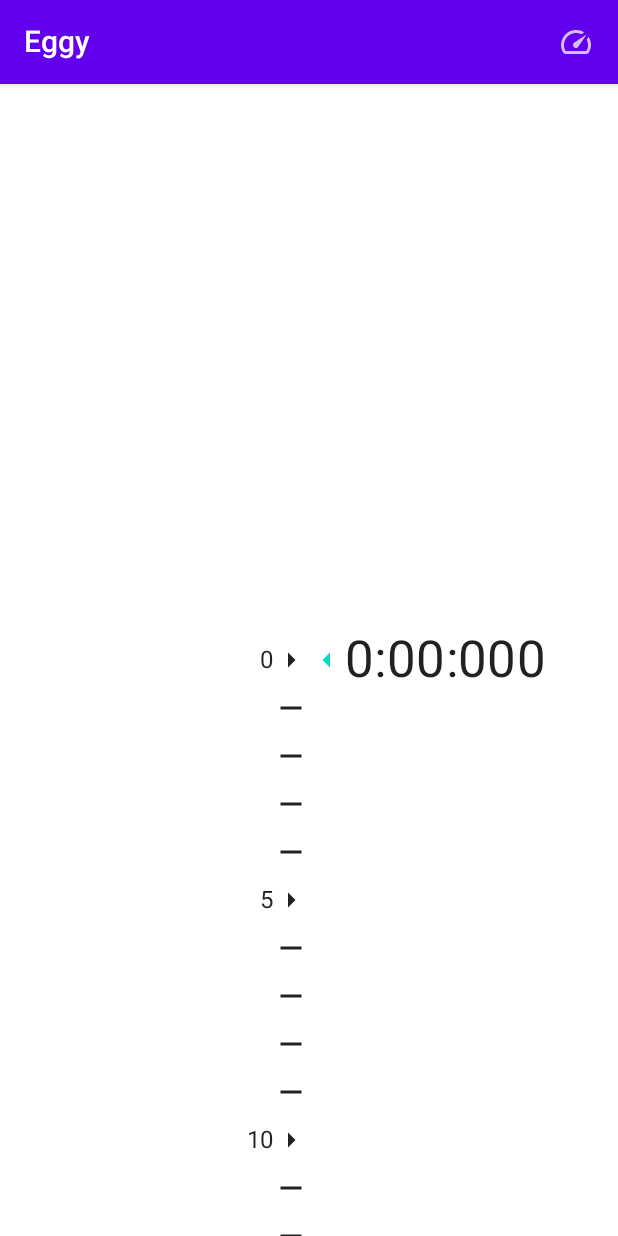
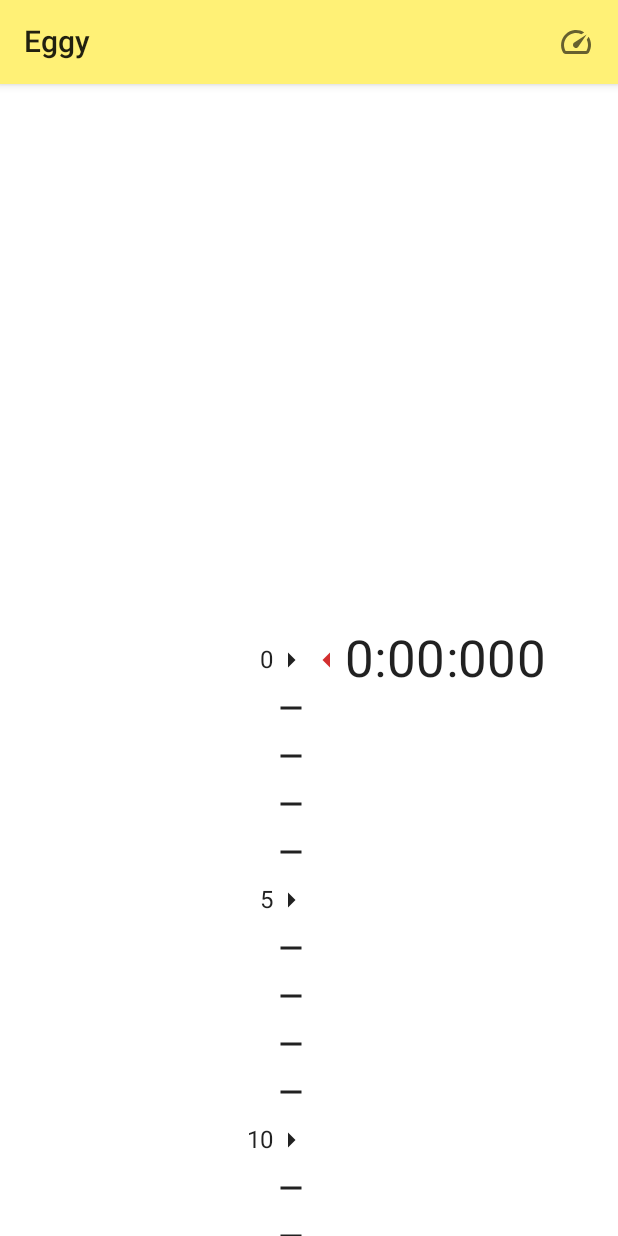
Before and after one commit to dandc87/Compose-Challenge-Countdown, an Android app built with Jetpack Compose: the screen it shows after launch (MainActivity), on a phone screen of 412 x 824 dp. Run offline under Robolectric (Android 15) with nearby library versions, the phone set to English and light mode, and no system bars.

Commit message:
Egg timer theme colors

```diff
--- a/app/src/main/java/com/dandc87/eggy/MainActivity.kt
+++ b/app/src/main/java/com/dandc87/eggy/MainActivity.kt
@@ -131,7 +131,7 @@ fun MyApp(
                                         startTime = now
                                         delta
                                     }
-                                    val multiplier = if (fastForward.value) 100 else 1
+                                    val multiplier = if (fastForward.value) 60 else 1
                                     countdownMillis.value = (
                                         countdownMillis.value - delta
                                             .times(multiplier)
--- a/app/src/main/java/com/dandc87/eggy/ui/theme/Color.kt
+++ b/app/src/main/java/com/dandc87/eggy/ui/theme/Color.kt
@@ -17,7 +17,6 @@ package com.dandc87.eggy.ui.theme
 
 import androidx.compose.ui.graphics.Color
 
-val purple200 = Color(0xFFBB86FC)
-val purple500 = Color(0xFF6200EE)
-val purple700 = Color(0xFF3700B3)
-val teal200 = Color(0xFF03DAC5)
+val yellow300 = Color(0xFFfff176)
+val yellow500 = Color(0xFFffeb3b)
+val red700 = Color(0xFFd32f2f)
--- a/app/src/main/java/com/dandc87/eggy/ui/theme/Theme.kt
+++ b/app/src/main/java/com/dandc87/eggy/ui/theme/Theme.kt
@@ -20,26 +20,22 @@ import androidx.compose.material.MaterialTheme
 import androidx.compose.material.darkColors
 import androidx.compose.material.lightColors
 import androidx.compose.runtime.Composable
+import androidx.compose.ui.graphics.Color
 
 private val DarkColorPalette = darkColors(
-    primary = purple200,
-    primaryVariant = purple700,
-    secondary = teal200
+    primary = yellow500,
+    primaryVariant = yellow500,
+    onPrimary = Color.White,
+    secondary = red700,
+    onSecondary = Color.White,
 )
 
 private val LightColorPalette = lightColors(
-    primary = purple500,
-    primaryVariant = purple700,
-    secondary = teal200
-
-        /* Other default colors to override
-    background = Color.White,
-    surface = Color.White,
-    onPrimary = Color.White,
-    onSecondary = Color.Black,
-    onBackground = Color.Black,
-    onSurface = Color.Black,
-    */
+    primary = yellow300,
+    primaryVariant = yellow500,
+    onPrimary = Color.Black,
+    secondary = red700,
+    onSecondary = Color.White,
 )
 
 @Composable
```
